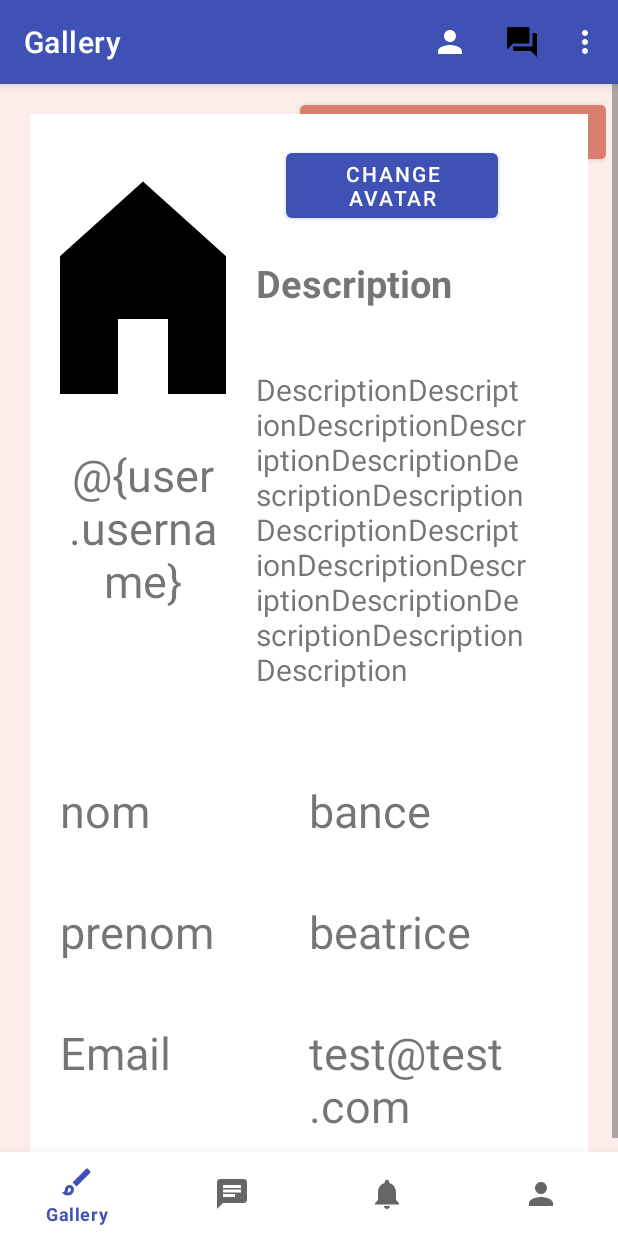
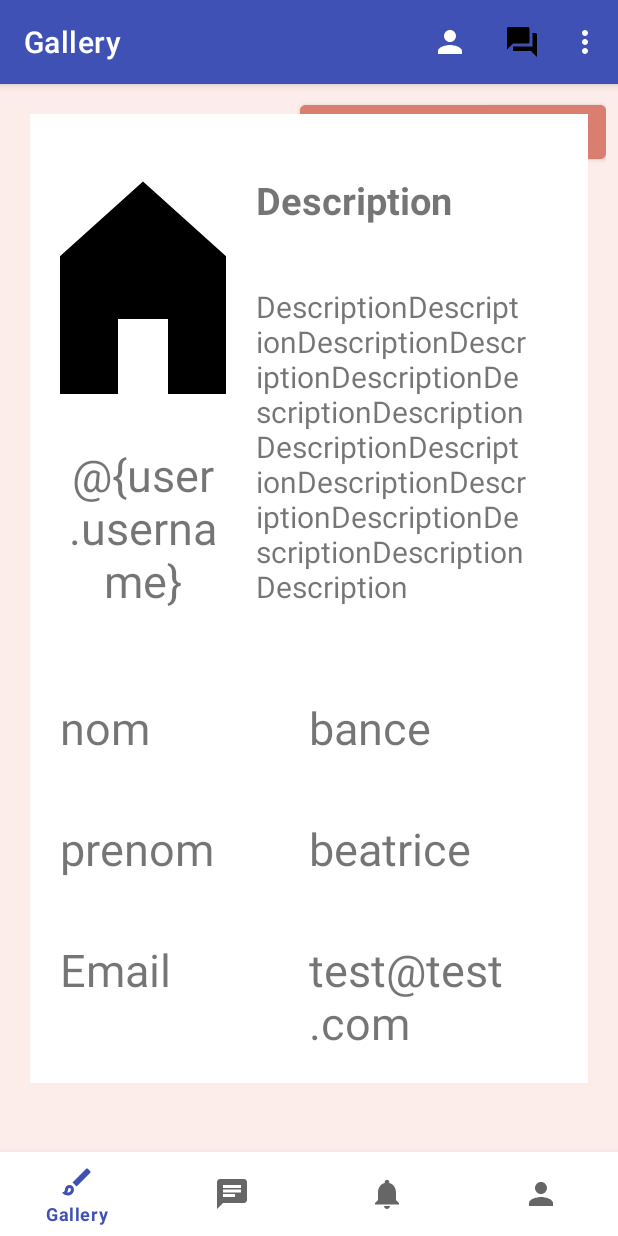
Before and after one commit to agnessam/log3900-111, an Android app: the fragment ShowUserProfileFragment placed in its activity, on a phone screen of 412 x 824 dp. Run offline under Robolectric (Android 15) with nearby library versions, the phone set to English and light mode, and no system bars; our stand-ins replace navigation-ui; 8 statements that could not run were skipped.

Commit message:
modify userprofile

```diff
--- a/mobile/app/src/main/res/layout/fragment_edit_profile.xml
+++ b/mobile/app/src/main/res/layout/fragment_edit_profile.xml
@@ -25,6 +25,7 @@
                 android:orientation="vertical">
 
                 <ImageView
+                    android:id="@+id/avatar"
                     android:layout_width="200dp"
                     android:layout_height="200dp"
                     android:layout_gravity="center"
--- a/mobile/app/src/main/res/layout/fragment_show_user_profile.xml
+++ b/mobile/app/src/main/res/layout/fragment_show_user_profile.xml
@@ -47,13 +47,6 @@ android:layout_height="match_parent">
             android:layout_height="match_parent"
             android:layout_weight="2"
             android:orientation="vertical">
-
-            <Button
-                android:layout_width="match_parent"
-                android:layout_height="wrap_content"
-                android:layout_marginStart="40dp"
-                android:layout_marginEnd="40dp"
-                android:text="Change avatar" />
 
             <TextView
                 android:layout_width="match_parent"
```
